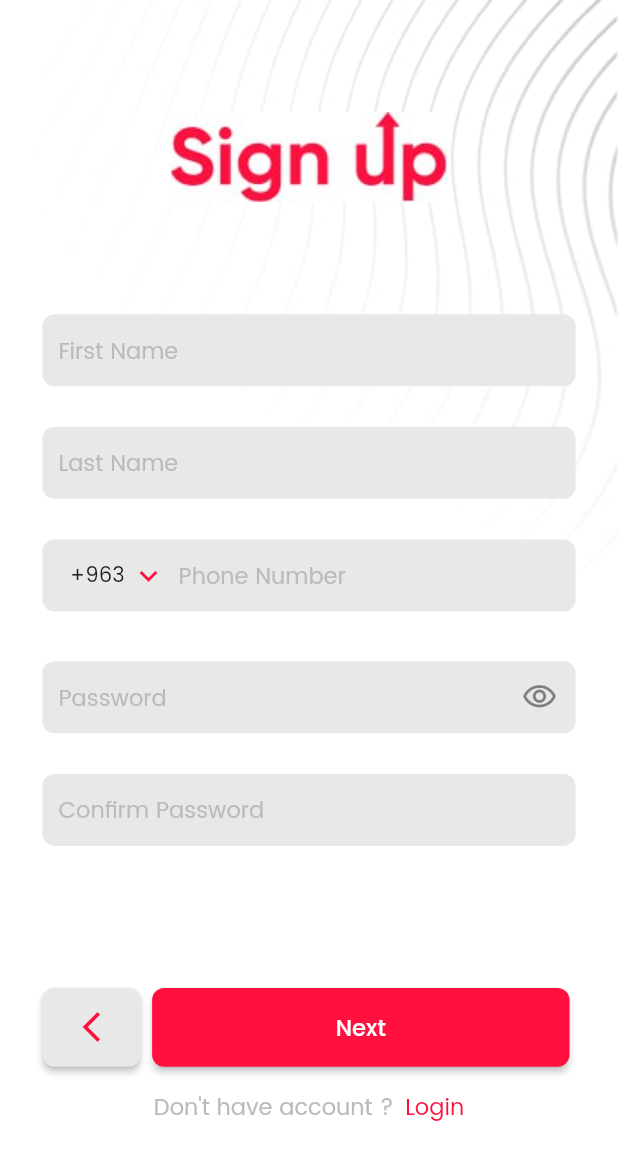
After one commit to BatoulMDarwish/alpha_brand, a Flutter app: the SignUpScreen screen opened by its route, on a phone screen of 412 x 824 dp. The commit adds this screen. Shown: the top 1160 px of the screen. Run offline on Flutter 3.47's test engine with Material 2 defaults, Android fonts, the phone set to English and light mode, and no system bars; drawn by our look-alikes of intl_phone_field; our stand-ins replace dio, flutter_bloc, flutter_screenutil, google_fonts.

Commit message:
first commit

```diff
--- /dev/null
+++ b/lib/core/network/endpoint.dart
@@ -0,0 +1 @@
+const SETUSER ='Account/SetUser';
--- a/lib/feature/presentation/screens/auth/sign_in_screen.dart
+++ b/lib/feature/presentation/screens/auth/sign_in_screen.dart
@@ -108,7 +108,9 @@ class SignInScreen extends StatelessWidget {
                               size: 17),
                           8.horizontalSpace,
                           InkWell(
-                             onTap: (){},
+                             onTap: (){
+                               Navigator.pushNamed(context, "/signUp");
+                             },
                             child: const CustomText(
                                 text: AppString.SignUp,
                                 color: AppColor.pink,
--- /dev/null
+++ b/lib/feature/presentation/screens/auth/sign_up.dart
@@ -0,0 +1,188 @@
+import 'package:flutter/material.dart';
+import 'package:flutter_bloc/flutter_bloc.dart';
+import 'package:flutter_screenutil/flutter_screenutil.dart';
+import 'package:intl_phone_field/intl_phone_field.dart';
+import '../../../../core/utils/app_color.dart';
+import '../../../../core/utils/app_string.dart';
+import '../../components/custom_background_image.dart';
+import '../../components/custom_button_next.dart';
+import '../../components/custom_button_widget.dart';
+import '../../components/custom_text_filed.dart';
+import '../../components/custom_text_widget.dart';
+import '../../controllers/cubit/cubit.dart';
+import '../../controllers/cubit/states.dart';
+
+class SignUpScreen extends StatelessWidget {
+  var formKey =GlobalKey<FormState>();
+  TextEditingController firstnameController=TextEditingController();
+  TextEditingController lastnameController=TextEditingController();
+  TextEditingController passwordController=TextEditingController();
+  TextEditingController confirmpasswordController=TextEditingController();
+  TextEditingController phoneNumberController=TextEditingController();
+   SignUpScreen({Key? key}) : super(key: key);
+
+  @override
+  Widget build(BuildContext context) {
+    return BlocBuilder<AppCubit,AppState>(
+      builder: (context, state) {
+        return Scaffold(
+          resizeToAvoidBottomInset: false,
+          backgroundColor: AppColor.white,
+          body: Stack(
+            children: [
+              const CustomBackground(),
+              Padding(
+                padding: REdgeInsetsDirectional.only(start: 33.w,end:33.w ),
+                child: Form(
+                  key: formKey,
+                  child: Column(
+                    children: [
+                      const Spacer(),
+                      Image.asset(
+                        'assets/images/photo_2023-05-22_13-26-08.jpg',
+
+                      ),
+                      const Spacer(),
+                      CustomTextForm(
+                        hinttext:AppString.FirstName,
+                        isNumber: false,
+                        mycontroller: firstnameController,
+                        valid:(String? value) {
+                   if(value!.isEmpty) {
+                     return 'please enter your first name';
+                      }
+                        return null;}
+                      ),
+                      8.verticalSpace,
+                      CustomTextForm(
+                          hinttext:AppString.LastName,
+                          isNumber: false,
+                          mycontroller: lastnameController,
+                          valid:(String? value) {
+                            if(value!.isEmpty) {
+                              return 'please enter your last name';
+                            }
+                            return null;}
+                      ),
+                      8.verticalSpace,
+                      IntlPhoneField(
+                        flagsButtonPadding:REdgeInsetsDirectional.only(start: 16),
+                        decoration:  InputDecoration(
+                          contentPadding: REdgeInsetsDirectional.only(start: 16),
+                          counterText: " ",
+                            filled: true,
+                            fillColor: AppColor.gray,
+                            hintText: AppString.PhoneNumber,
+                            hintStyle: TextStyle(
+                                color: AppColor.gray2,
+                                fontSize: 17.sp
+                            ),
+                            border: OutlineInputBorder(
+                              borderRadius: BorderRadius.circular(8),
+                              borderSide: BorderSide.none,
+                            )
+                        ),
+                        initialCountryCode: 'SY',
+                        showCountryFlag: false,
+                        onChanged: (phone) {
+                          print(phone.completeNumber);
+                        },
+                        dropdownIcon: const Icon(Icons.keyboard_arrow_down,color: AppColor.pink,),
+                        dropdownIconPosition:IconPosition.trailing ,
+
+                      ),
+                      8.verticalSpace,
+                      CustomTextForm(
+                        hinttext: AppString.Password,
+                        isNumber: AppCubit.get(context).isPassword,
+                        mycontroller: passwordController,
+                        obscureText: true,
+                        iconData: AppCubit.get(context).suffix,
+                        valid:(String? value) {
+                          if(value!.isEmpty) {
+                            return 'please enter your phone number';
+                          }
+                          return null;
+                        },
+                        suffixPressed: (){
+                          AppCubit.get(context).changePasswordVisibility();
+                        },
+                      ),
+                      8.verticalSpace,
+                      CustomTextForm(
+                        hinttext: AppString.ConfirmPassword,
+                        isNumber: false,
+                        mycontroller: confirmpasswordController,
+                        valid:(String? value) {
+                          if(value!.isEmpty) {
+                            return 'please enter your password';
+                          }
+                          return null;
+                        },
+                      ),
+                      const Spacer(),
+                      Row(
+                        children: [
+                          Flexible(
+                            flex: 1,
+                            child: CustomButtonNext(
+                              colorIcon:AppColor.pink ,
+                              colorbutton: AppColor.gray,
+                              icons: Icons.arrow_back_ios_new_sharp,
+                              onTap: (){
+                                Navigator.pop(context);
+                              },
+                            ),
+                          ),
+                          8.horizontalSpace,
+                          Flexible(
+                            flex: 4,
+                            child: CustomButton(
+                              colorText:AppColor.white ,
+                              colorbutton: AppColor.pink,
+                              text: AppString.Next,
+                              onTap: (){
+
+                               if(formKey.currentState!.validate()){
+                                 Navigator.pushNamed(context,"/address")
+                                 ;}
+                              },
+                            ),
+                          ),
+
+                        ],
+                      ),
+                      17.verticalSpace,
+                      Row(
+                        mainAxisAlignment: MainAxisAlignment.center,
+                        children:   [
+                          const CustomText(
+                              text: 'Don\'t have account ?',
+                              color: AppColor.gray2,
+                              size: 17),
+                          8.horizontalSpace,
+                          InkWell(
+                             onTap: (){
+                               Navigator.pushNamed(context,"/signIn");
+                             },
+                            child: const CustomText(
+                                text: AppString.Login,
+                                color: AppColor.pink,
+                                size: 17),
+                          ),
+
+
+                        ],
+                      ),
+                      const Spacer()
+                    ],
+                  ),
+                ),
+              ),
+            ],
+          ),
+        );
+      },
+    );
+  }
+}
--- a/lib/main.dart
+++ b/lib/main.dart
@@ -1,3 +1,4 @@
+import 'package:alpha_brand_ui/feature/presentation/screens/auth/address_screen.dart';
 import 'package:alpha_brand_ui/feature/presentation/screens/auth/sign_up.dart';
 import 'package:alpha_brand_ui/feature/presentation/screens/cart/cart.dart';
 import 'package:flutter/material.dart';
@@ -44,6 +45,7 @@ class MyApp extends StatelessWidget {
               "/productView":(context)=>const ViewProduct(),
               "/filters":(context) => const FilterScreen(),
               "/cart":(context)=> const CartScreen(),
+              "/address":(context)=>  AddressScreen(),
             },
           ),
         );
--- a/pubspec.yaml
+++ b/pubspec.yaml
@@ -40,6 +40,7 @@ dependencies:
   flutter_bloc: ^8.1.2
   dio: ^5.1.2
   intl_phone_field: ^3.1.0
+  flutter_svg: ^2.0.5
 
 dev_dependencies:
   flutter_test:
```
Also changed, not shown: lib/core/network/remote.dart (added, +78 -0 lines), lib/feature/presentation/screens/auth/address_screen.dart (added, +106 -0 lines), assets/images/address.jpg (added), assets/images/photo_2023-05-22_13-26-08.jpg (added), pubspec.lock.
